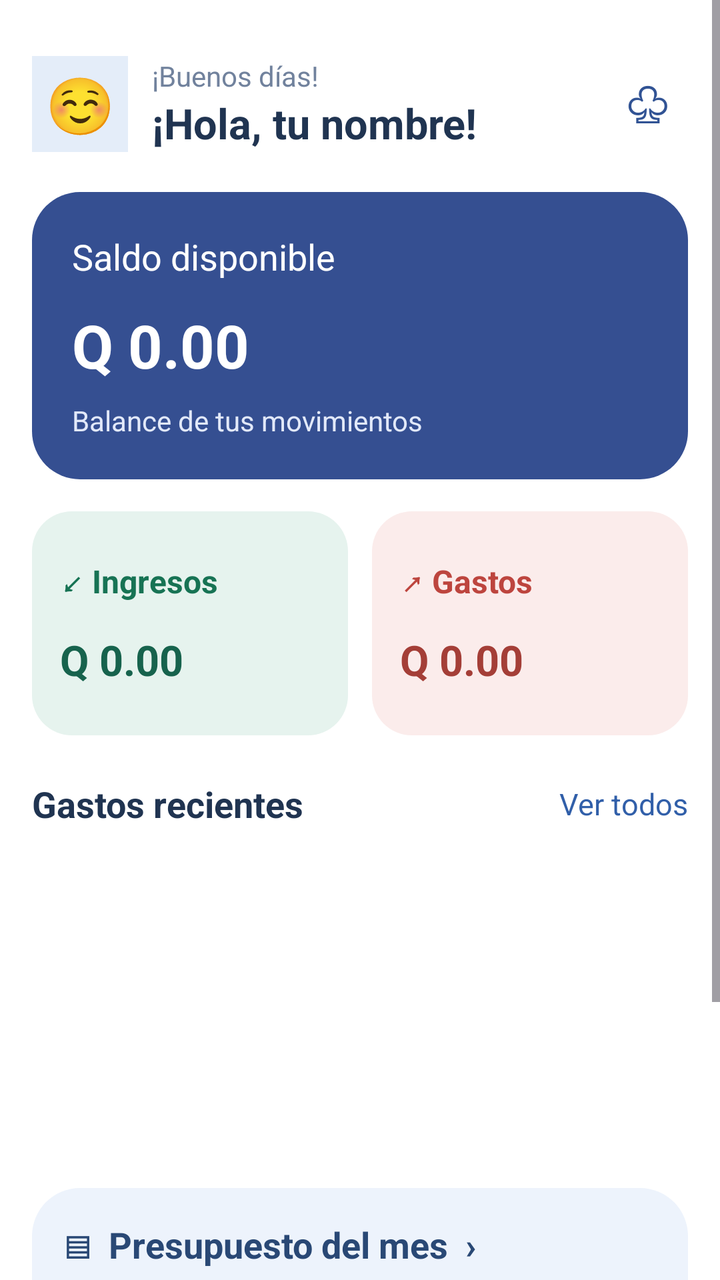
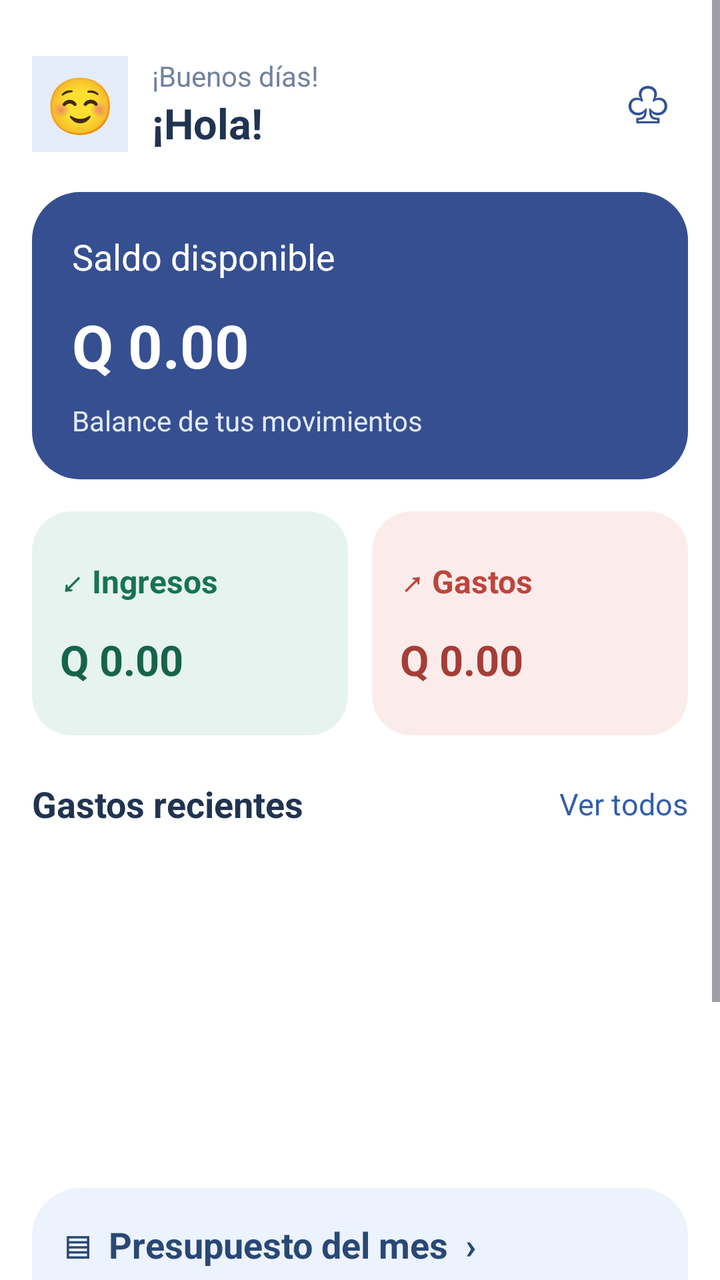

Screens rendered from an Android XML layout before and after an edit, with the pre-edit source and the edit as a unified diff.
<!-- AndroidManifest.xml: application theme Theme.ControlGastos -->
<!-- res/layout/activity_main.xml -->
<?xml version="1.0" encoding="utf-8"?>
<ScrollView
    xmlns:android="http://schemas.android.com/apk/res/android"
    android:layout_width="match_parent"
    android:layout_height="match_parent"
    android:background="#EAF0F8"
    android:fillViewport="true">

    <LinearLayout
        android:id="@+id/main"
        android:layout_width="match_parent"
        android:layout_height="wrap_content"
        android:orientation="vertical"
        android:padding="16dp"
        android:background="#FFFFFF">

        
        <LinearLayout
            android:layout_width="match_parent"
            android:layout_height="wrap_content"
            android:gravity="center_vertical"
            android:orientation="horizontal"
            android:paddingVertical="12dp">

            <TextView
                android:layout_width="48dp"
                android:layout_height="48dp"
                android:background="#E4EDF9"
                android:gravity="center"
                android:text="☺"
                android:textColor="#315394"
                android:textSize="28sp" />

            <LinearLayout
                android:layout_width="0dp"
                android:layout_height="wrap_content"
                android:layout_weight="1"
                android:orientation="vertical"
                android:paddingStart="12dp">

                <TextView
                    android:layout_width="wrap_content"
                    android:layout_height="wrap_content"
                    android:text="¡Buenos días!"
                    android:textColor="#71829D"
                    android:textSize="14sp" />

                <TextView
                    android:layout_width="wrap_content"
                    android:layout_height="wrap_content"
                    android:text="¡Hola, tu nombre!"
                    android:textColor="#203451"
                    android:textSize="21sp"
                    android:textStyle="bold" />
            </LinearLayout>

            <TextView
                android:layout_width="40dp"
                android:layout_height="48dp"
                android:gravity="center"
                android:text="♧"
                android:textColor="#315394"
                android:textSize="25sp" />
        </LinearLayout>

        
        <LinearLayout
            android:layout_width="match_parent"
            android:layout_height="wrap_content"
            android:layout_marginTop="8dp"
            android:background="@drawable/fondo_saldo"
            android:orientation="vertical"
            android:padding="20dp">

            <TextView
                android:layout_width="wrap_content"
                android:layout_height="wrap_content"
                android:text="Saldo disponible"
                android:textColor="#FFFFFF"
                android:textSize="18sp" />

            <TextView
                android:id="@+id/txtSaldo"
                android:layout_width="match_parent"
                android:layout_height="wrap_content"
                android:layout_marginTop="12dp"
                android:text="Q 0.00"
                android:textColor="#FFFFFF"
                android:textSize="30sp"
                android:textStyle="bold" />

            <TextView
                android:layout_width="wrap_content"
                android:layout_height="wrap_content"
                android:layout_marginTop="8dp"
                android:text="Balance de tus movimientos"
                android:textColor="#E2E9FA"
                android:textSize="14sp" />
        </LinearLayout>

        
        <LinearLayout
            android:layout_width="match_parent"
            android:layout_height="wrap_content"
            android:layout_marginTop="16dp"
            android:orientation="horizontal">

            <LinearLayout
                android:layout_width="0dp"
                android:layout_height="112dp"
                android:layout_weight="1"
                android:layout_marginEnd="6dp"
                android:background="@drawable/fondo_ingresos"
                android:gravity="center_vertical"
                android:orientation="vertical"
                android:padding="14dp">

                <TextView
                    android:layout_width="wrap_content"
                    android:layout_height="wrap_content"
                    android:text="↙ Ingresos"
                    android:textColor="#177354"
                    android:textSize="16sp"
                    android:textStyle="bold" />

                <TextView
                    android:id="@+id/txtIngresos"
                    android:layout_width="match_parent"
                    android:layout_height="wrap_content"
                    android:layout_marginTop="14dp"
                    android:text="Q 0.00"
                    android:textColor="#17634D"
                    android:textSize="21sp"
                    android:textStyle="bold" />
            </LinearLayout>

            <LinearLayout
                android:layout_width="0dp"
                android:layout_height="112dp"
                android:layout_weight="1"
                android:layout_marginStart="6dp"
                android:background="@drawable/fondo_gastos"
                android:gravity="center_vertical"
                android:orientation="vertical"
                android:padding="14dp">

                <TextView
                    android:layout_width="wrap_content"
                    android:layout_height="wrap_content"
                    android:text="↗ Gastos"
                    android:textColor="#BD453E"
                    android:textSize="16sp"
                    android:textStyle="bold" />

                <TextView
                    android:id="@+id/txtTotalGastos"
                    android:layout_width="match_parent"
                    android:layout_height="wrap_content"
                    android:layout_marginTop="14dp"
                    android:text="Q 0.00"
                    android:textColor="#A43E37"
                    android:textSize="21sp"
                    android:textStyle="bold" />
            </LinearLayout>
        </LinearLayout>

        
        <LinearLayout
            android:layout_width="match_parent"
            android:layout_height="wrap_content"
            android:layout_marginTop="22dp"
            android:gravity="center_vertical"
            android:orientation="horizontal">

            <TextView
                android:layout_width="0dp"
                android:layout_height="wrap_content"
                android:layout_weight="1"
                android:text="Gastos recientes"
                android:textColor="#203451"
                android:textSize="18sp"
                android:textStyle="bold" />

            <TextView
                android:id="@+id/txtVerTodos"
                android:layout_width="wrap_content"
                android:layout_height="wrap_content"
                android:text="Ver todos"
                android:textColor="#315FA9"
                android:textSize="15sp" />
        </LinearLayout>


        <androidx.recyclerview.widget.RecyclerView
            android:id="@+id/recyclerGastos"
            android:layout_width="match_parent"
            android:layout_height="150dp"
            android:layout_marginTop="14dp"
            android:clipToPadding="false"
            android:nestedScrollingEnabled="false" />

        
        <LinearLayout
            android:layout_width="match_parent"
            android:layout_height="wrap_content"
            android:layout_marginTop="16dp"
            android:background="@drawable/fondo_presupuesto"
            android:orientation="vertical"
            android:padding="16dp">

            <TextView
                android:layout_width="match_parent"
                android:layout_height="wrap_content"
                android:text="▤  Presupuesto del mes  ›"
                android:textColor="#294875"
                android:textSize="18sp"
                android:textStyle="bold" />

            <LinearLayout
                android:layout_width="match_parent"
                android:layout_height="wrap_content"
                android:layout_marginTop="20dp"
                android:gravity="center_vertical"
                android:orientation="horizontal">

                <TextView
                    android:id="@+id/txtPresupuestoGastado"
                    android:layout_width="wrap_content"
                    android:layout_height="wrap_content"
                    android:text="Q 0.00"
                    android:textColor="#294875"
                    android:textSize="23sp"
                    android:textStyle="bold" />

                <TextView
                    android:layout_width="wrap_content"
                    android:layout_height="wrap_content"
                    android:layout_marginStart="10dp"
                    android:text="de Q 3,000"
                    android:textColor="#71829D"
                    android:textSize="14sp" />
            </LinearLayout>

            <ProgressBar
                android:id="@+id/progresoPresupuesto"
                style="?android:attr/progressBarStyleHorizontal"
                android:layout_width="match_parent"
                android:layout_height="10dp"
                android:layout_marginTop="14dp"
                android:max="3000"
                android:progress="0"
                android:progressTint="#3F78BA"
                android:progressBackgroundTint="#D1DDED" />
        </LinearLayout>

        
        <View
            android:layout_width="match_parent"
            android:layout_height="12dp" />

        <LinearLayout
            android:layout_width="match_parent"
            android:layout_height="64dp"
            android:gravity="center"
            android:orientation="horizontal"
            android:background="#FFFFFF">

            <TextView
                android:layout_width="0dp"
                android:layout_height="match_parent"
                android:layout_weight="1"
                android:gravity="center"
                android:text="⌂\nInicio"
                android:textColor="#315FA9"
                android:textSize="13sp" />

            <TextView
                android:layout_width="0dp"
                android:layout_height="match_parent"
                android:layout_weight="1"
                android:gravity="center"
                android:text="☷\nMovimientos"
                android:textColor="#71829D"
                android:textSize="12sp" />

            <Button
                android:id="@+id/btnNuevoGasto"
                android:layout_width="52dp"
                android:layout_height="52dp"
                android:layout_marginHorizontal="4dp"
                android:minWidth="0dp"
                android:minHeight="0dp"
                android:padding="0dp"
                android:text="+"
                android:textSize="28sp"
                android:textColor="#FFFFFF"
                android:backgroundTint="#354F91" />

            <TextView
                android:layout_width="0dp"
                android:layout_height="match_parent"
                android:layout_weight="1"
                android:gravity="center"
                android:text="▤\nPresupuesto"
                android:textColor="#71829D"
                android:textSize="11sp" />

            <TextView
                android:layout_width="0dp"
                android:layout_height="match_parent"
                android:layout_weight="1"
                android:gravity="center"
                android:text="⚙\nAjustes"
                android:textColor="#71829D"
                android:textSize="12sp" />
        </LinearLayout>

    </LinearLayout>
</ScrollView>
<!-- resources referenced by this layout -->
<resources>
  <!-- drawable fondo_gastos (drawable) -->
  <?xml version="1.0" encoding="utf-8"?>
  <shape xmlns:android="http://schemas.android.com/apk/res/android"
      android:shape="rectangle">
      <solid android:color="#FBECEB" />
      <corners android:radius="20dp" />
  </shape>
  <!-- drawable fondo_ingresos (drawable) -->
  <?xml version="1.0" encoding="utf-8"?>
  <shape xmlns:android="http://schemas.android.com/apk/res/android"
      android:shape="rectangle">
      <solid android:color="#E6F3EE" />
      <corners android:radius="20dp" />
  </shape>
  <!-- drawable fondo_presupuesto (drawable) -->
  <?xml version="1.0" encoding="utf-8"?>
  <shape xmlns:android="http://schemas.android.com/apk/res/android"
      android:shape="rectangle">
      <solid android:color="#EDF3FC" />
      <corners android:radius="24dp" />
  </shape>
  <!-- drawable fondo_saldo (drawable) -->
  <?xml version="1.0" encoding="utf-8"?>
  <shape xmlns:android="http://schemas.android.com/apk/res/android"
      android:shape="rectangle">
  
      <solid android:color="#354F91" />
  
      <corners android:radius="24dp" />
  
  </shape>
  <style name="Theme.ControlGastos" parent="Base.Theme.ControlGastos" />
  <style name="Base.Theme.ControlGastos" parent="Theme.Material3.DayNight.NoActionBar">
          
          
      </style>
</resources>

<!-- the commit's change to res/layout/activity_main.xml (unified diff, before → after) -->
@@ -46,9 +46,10 @@
                     android:textSize="14sp" />
 
                 <TextView
-                    android:layout_width="wrap_content"
-                    android:layout_height="wrap_content"
-                    android:text="¡Hola, tu nombre!"
+                    android:id="@+id/txtSaludoUsuario"
+                    android:layout_width="wrap_content"
+                    android:layout_height="wrap_content"
+                    android:text="¡Hola!"
                     android:textColor="#203451"
                     android:textSize="21sp"
                     android:textStyle="bold" />
